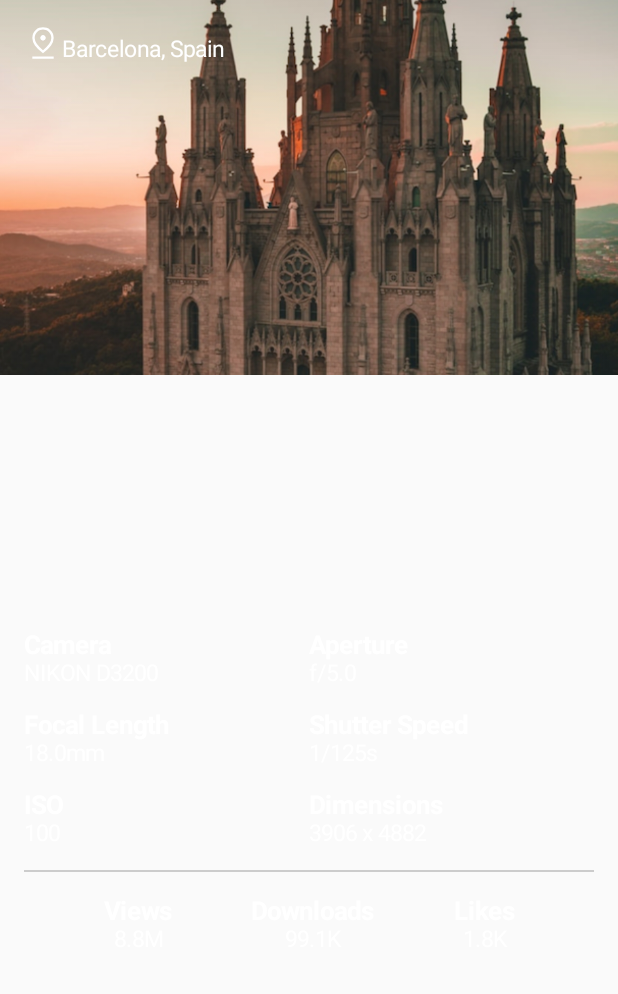
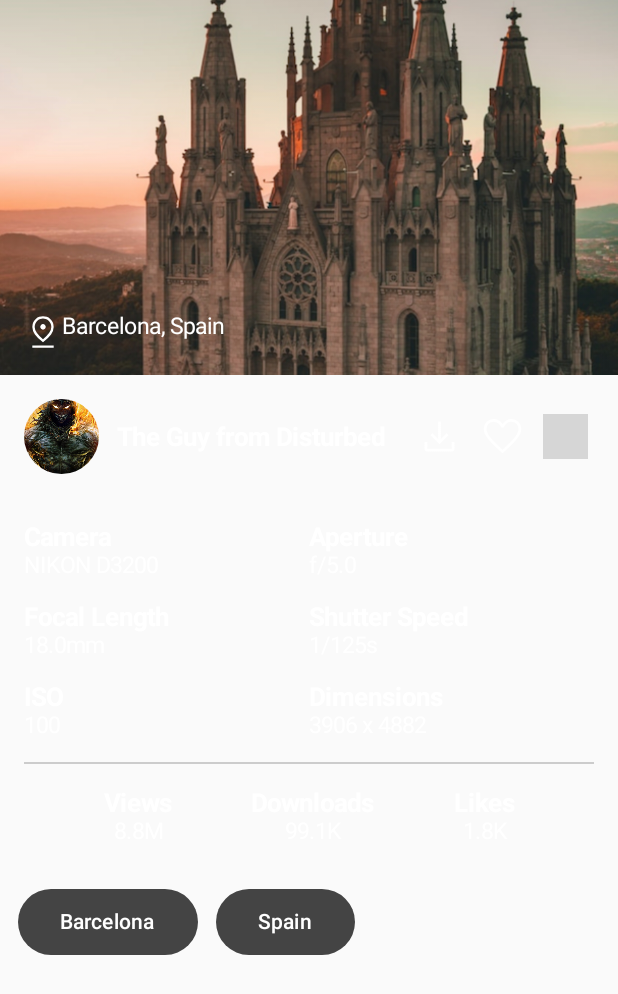
Before and after one commit to willhelmatiq/MobileApp, an Android app built with Jetpack Compose: the DetailsActivity screen opened directly, with no data from a screen before it, on a phone screen of 412 x 824 dp. Shown: the top 994 px of the screen. Run offline under Robolectric (Android 15) with nearby library versions, the phone set to English and light mode, and no system bars; grey boxes are pictures that could not be loaded.

Commit message:
hw compose

```diff
--- a/app/src/main/java/com/harbourspace/myapplication/DetailsActivity.kt
+++ b/app/src/main/java/com/harbourspace/myapplication/DetailsActivity.kt
@@ -1,17 +1,26 @@
 package com.harbourspace.myapplication
 
 import android.os.Bundle
+import android.widget.Space
 import androidx.activity.ComponentActivity
 import androidx.activity.compose.setContent
 import androidx.compose.foundation.Image
 import androidx.compose.foundation.layout.Arrangement
 import androidx.compose.foundation.layout.Column
 import androidx.compose.foundation.layout.Row
+import androidx.compose.foundation.layout.Spacer
 import androidx.compose.foundation.layout.fillMaxWidth
 import androidx.compose.foundation.layout.height
+import androidx.compose.foundation.layout.offset
 import androidx.compose.foundation.layout.padding
+import androidx.compose.foundation.layout.paddingFrom
 import androidx.compose.foundation.layout.size
+import androidx.compose.foundation.layout.width
 import androidx.compose.foundation.lazy.LazyColumn
+import androidx.compose.foundation.shape.CircleShape
+import androidx.compose.material3.Button
+import androidx.compose.material3.ButtonColors
+import androidx.compose.material3.ButtonDefaults
 import androidx.compose.material3.Divider
 import androidx.compose.material3.Icon
 import androidx.compose.material3.Surface
@@ -19,6 +28,7 @@ import androidx.compose.material3.Text
 import androidx.compose.runtime.Composable
 import androidx.compose.ui.Alignment
 import androidx.compose.ui.Modifier
+import androidx.compose.ui.draw.clip
 import androidx.compose.ui.graphics.Color
 import androidx.compose.ui.layout.ContentScale
 import androidx.compose.ui.res.painterResource
@@ -38,7 +48,7 @@ class DetailsActivity : ComponentActivity() {
 
             LazyColumn {
                 item {
-                    Surface{
+                    Surface {
                         Image(
                             modifier = Modifier
                                 .fillMaxWidth()
@@ -47,11 +57,14 @@ class DetailsActivity : ComponentActivity() {
                             contentScale = ContentScale.Crop,
                             contentDescription = stringResource(id = R.string.description_image_preview)
                         )
+                        Column(
+                            modifier = Modifier.height(250.dp),
+                            verticalArrangement = Arrangement.Bottom
+                        ) {
                             Row(
                                 modifier = Modifier
                                     .fillMaxWidth()
-                                .padding(16.dp),
-                            verticalAlignment = Alignment.Bottom
+                                    .padding(16.dp)
                             ) {
                                 Icon(
                                     modifier = Modifier.size(25.dp),
@@ -66,45 +79,58 @@ class DetailsActivity : ComponentActivity() {
                                     color = Color.White
                                 )
                             }
-
+                        }
                     }
 
                 }
 
                 item {
                     Row(
-                        modifier = Modifier.padding(16.dp)
+                        modifier = Modifier
+                            .padding(16.dp)
                             .fillMaxWidth(),
-
+                        verticalAlignment = Alignment.CenterVertically
                     ) {
-                        Column(
-                            modifier = Modifier.padding(16.dp)
-                                .fillMaxWidth(),
-                        ) {
+                        Row(verticalAlignment = Alignment.CenterVertically) {
+                            Image(
+                                contentScale = ContentScale.Crop,
+                                painter = painterResource(id = R.drawable.guy_disturbed),
+                                contentDescription = stringResource(R.string.avatar_description),
+                                modifier = Modifier
+                                    .size(50.dp)
+                                    .clip(CircleShape)
+                            )
+                            Spacer(modifier = Modifier.width(12.dp))
+                            Text(
+                                text = stringResource(id = R.string.avatar_description),
+                                fontSize = 17.sp,
+                                fontWeight = FontWeight.Bold,
+                                color = Color.White
+                            )
 
                         }
-                        Column(
-                            modifier = Modifier.padding(16.dp)
+                        Row(
+                            modifier = Modifier
+                                .padding(end = 4.dp)
                                 .fillMaxWidth(),
-                            horizontalAlignment = Alignment.End
+                            horizontalArrangement = Arrangement.End
                         ) {
                             Icon(
                                 modifier = Modifier.size(30.dp),
-//                                .padding(16.dp),
                                 painter = painterResource(id = R.drawable.ic_download),
                                 contentDescription = stringResource(id = R.string.download_description),
                                 tint = Color.White
                             )
+                            Spacer(modifier = Modifier.width(12.dp))
                             Icon(
                                 modifier = Modifier.size(30.dp),
-//                                .padding(16.dp),
                                 painter = painterResource(id = R.drawable.ic_favorite),
                                 contentDescription = stringResource(id = R.string.favorite_description),
                                 tint = Color.White
                             )
+                            Spacer(modifier = Modifier.width(12.dp))
                             Icon(
                                 modifier = Modifier.size(30.dp),
-//                                .padding(16.dp),
                                 painter = painterResource(id = R.drawable.ic_bookmark),
                                 contentDescription = stringResource(id = R.string.bookmark_description),
                                 tint = Color.White
@@ -195,6 +221,7 @@ class DetailsActivity : ComponentActivity() {
                 }
 
                 item {
+                    Column() {
                         Row(
                             modifier = Modifier
                                 .fillMaxWidth()
@@ -229,6 +256,33 @@ class DetailsActivity : ComponentActivity() {
                                 )
                             }
                         }
+                        Row(modifier = Modifier.padding(all = 12.dp)) {
+                            Button(
+                                onClick = { /*TODO*/ },
+                                colors = ButtonDefaults.buttonColors(
+                                    containerColor = Color.DarkGray
+                                )
+                            ) {
+                                Text(
+                                    modifier = Modifier.padding(all = 4.dp),
+                                    text = "Barcelona",
+                                )
+                            }
+                            Spacer(modifier = Modifier.width(12.dp))
+                            Button(
+                                onClick = { /*TODO*/ },
+                                colors = ButtonDefaults.buttonColors(
+                                    containerColor = Color.DarkGray
+                                )
+                            ) {
+                                Text(
+                                    modifier = Modifier.padding(all = 4.dp),
+                                    text = "Spain",
+                                )
+                            }
+                        }
+                    }
+
                 }
             }
         }
--- a/app/src/main/res/values/strings.xml
+++ b/app/src/main/res/values/strings.xml
@@ -13,6 +13,8 @@
     <string name="download_description">Download</string>
     <string name="favorite_description">Add to favorite</string>
     <string name="bookmark_description">Add to bookmarks</string>
+    <string name="avatar_description">The Guy from Disturbed</string>
+
 
     <!-- Image Details -->
     <string name="details_camera_title">Camera</string>
```
Also changed, not shown: app/src/main/java/com/harbourspace/myapplication/AboutActivity.kt (added, +84 -0 lines), app/src/main/res/drawable/guy_disturbed.jpg (added). Lines whose indentation alone changed are shown as unchanged.
